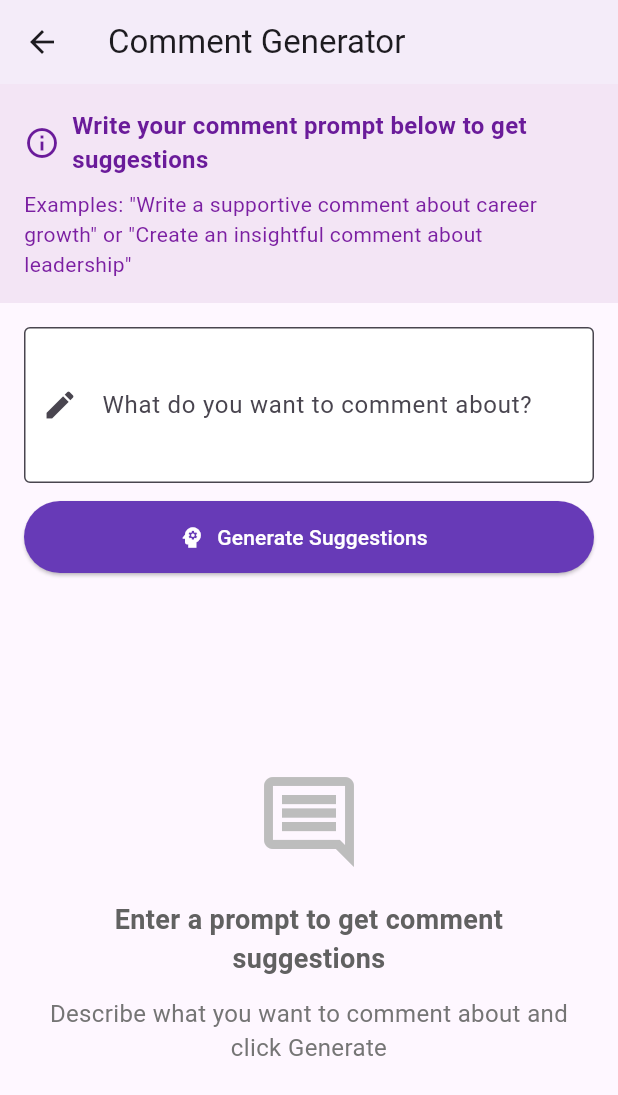
After one commit to kanakapalli/linkedin-content-assistant, a Flutter app: the screen it shows after launch, after a tap on "Comment Generator", on a phone screen of 412 x 824 dp. The commit adds this screen. Shown: the top 1095 px of the screen. Run offline on Flutter 3.47's test engine with Material 3 defaults, Android fonts, the phone set to English and light mode, and no system bars; our stand-ins replace image_picker, share_plus, shared_preferences; missing offline and left inert: dart_openai, receive_sharing_intent.

Commit message:
added comment genration screen + api added to get download url

```diff
--- /dev/null
+++ b/client/lib/screens/CommentGeneratorScreen.dart
@@ -0,0 +1,441 @@
+import 'package:flutter/material.dart';
+import 'package:flutter/services.dart';
+import 'package:receive_sharing_intent_example/services/openAi.dart';
+
+class CommentGeneratorScreen extends StatefulWidget {
+  final String? title;
+  final String? description;
+  final String? imageUrl;
+
+  const CommentGeneratorScreen({
+    Key? key,
+    this.title,
+    this.description,
+    this.imageUrl,
+  }) : super(key: key);
+
+  @override
+  _CommentGeneratorScreenState createState() => _CommentGeneratorScreenState();
+}
+
+class _CommentGeneratorScreenState extends State<CommentGeneratorScreen> {
+  final TextEditingController _promptController = TextEditingController();
+  final ScrollController _scrollController = ScrollController();
+  bool _isLoading = false;
+  List<String> _comments = [];
+  String _error = '';
+  bool _hasContentToProcess = false;
+
+  @override
+  void initState() {
+    super.initState();
+    // Check if we have enough content to generate default comments
+    _hasContentToProcess = widget.title?.isNotEmpty == true ||
+        widget.description?.isNotEmpty == true;
+
+    // Only generate default comments if we have content
+    if (_hasContentToProcess) {
+      _generateDefaultComments();
+    }
+  }
+
+  Future<void> _generateDefaultComments() async {
+    setState(() {
+      _isLoading = true;
+      _error = '';
+    });
+
+    try {
+      final title = widget.title?.isNotEmpty == true
+          ? widget.title!
+          : "No title provided";
+      final description = widget.description?.isNotEmpty == true
+          ? widget.description!
+          : "No description provided";
+
+      final content =
+          "Generate 10 unique, engaging comments for the following LinkedIn post. "
+          "Make each comment different in tone and focus. Keep them professional, relevant, and around "
+          "2-4 sentences each. Separate comments with '|COMMENT|' so I can parse them easily."
+          "\n\nPost Title: $title"
+          "\nPost Description: $description"
+          "${widget.imageUrl != null ? "\nPost has an image: Yes" : "\nPost has an image: No"}";
+
+      final result =
+          await rewriteContentWithAI(title, content, widget.imageUrl ?? "");
+
+      // Parse comments from the response
+      final comments = result
+          .split('|COMMENT|')
+          .where((comment) => comment.trim().isNotEmpty)
+          .toList();
+
+      setState(() {
+        _comments = comments.length > 10 ? comments.sublist(0, 10) : comments;
+        _isLoading = false;
+      });
+    } catch (e) {
+      setState(() {
+        _error = 'Error generating comments: $e';
+        _isLoading = false;
+      });
+    }
+  }
+
+  Future<void> _generateCommentsWithPrompt() async {
+    if (_promptController.text.trim().isEmpty) {
+      ScaffoldMessenger.of(context).showSnackBar(
+        SnackBar(content: Text('Please enter a prompt')),
+      );
+      return;
+    }
+
+    setState(() {
+      _isLoading = true;
+      _error = '';
+    });
+
+    try {
+      final title = widget.title?.isNotEmpty == true
+          ? widget.title!
+          : "No title provided";
+      final description = widget.description?.isNotEmpty == true
+          ? widget.description!
+          : "No description provided";
+
+      String content;
+      if (_hasContentToProcess) {
+        content =
+            "Generate 10 unique, engaging comments for the following LinkedIn post based on "
+            "this specific instruction: ${_promptController.text}\n\n"
+            "Make each comment different in tone and focus, following the given instruction. "
+            "Keep them professional and around 2-4 sentences each. "
+            "Separate comments with '|COMMENT|' so I can parse them easily."
+            "\n\nPost Title: $title"
+            "\nPost Description: $description"
+            "${widget.imageUrl != null ? "\nPost has an image: Yes" : "\nPost has an image: No"}";
+      } else {
+        // If no content provided, just use the prompt directly
+        content =
+            "Generate 10 unique, engaging comments based on this prompt: ${_promptController.text}.\n\n"
+            "Make each comment different in tone and focus. Keep them professional and around "
+            "2-4 sentences each. Separate comments with '|COMMENT|' so I can parse them easily.";
+      }
+
+      final result = await rewriteContentWithAI(
+          _hasContentToProcess ? title : "Comment Suggestions",
+          content,
+          widget.imageUrl ?? "");
+
+      // Parse comments from the response
+      final comments = result
+          .split('|COMMENT|')
+          .where((comment) => comment.trim().isNotEmpty)
+          .toList();
+
+      setState(() {
+        _comments = comments.length > 10 ? comments.sublist(0, 10) : comments;
+        _isLoading = false;
+      });
+    } catch (e) {
+      setState(() {
+        _error = 'Error generating comments: $e';
+        _isLoading = false;
+      });
+    }
+  }
+
+  void _copyComment(String comment) {
+    Clipboard.setData(ClipboardData(text: comment));
+    ScaffoldMessenger.of(context).showSnackBar(
+      SnackBar(content: Text('Comment copied to clipboard')),
+    );
+  }
+
+  @override
+  void dispose() {
+    _promptController.dispose();
+    _scrollController.dispose();
+    super.dispose();
+  }
+
+  @override
+  Widget build(BuildContext context) {
+    return Scaffold(
+      appBar: AppBar(
+        title: Text('Comment Generator'),
+        actions: [
+          if (_hasContentToProcess)
+            IconButton(
+              icon: Icon(Icons.refresh),
+              tooltip: 'Generate New Comments',
+              onPressed: _generateDefaultComments,
+            ),
+        ],
+      ),
+      body: Column(
+        children: [
+          // Post information preview (only if we have content)
+          if (_hasContentToProcess)
+            Container(
+              width: double.infinity,
+              padding: EdgeInsets.all(16),
+              color: Colors.grey.shade100,
+              child: Column(
+                crossAxisAlignment: CrossAxisAlignment.start,
+                children: [
+                  Text(
+                    'Generating comments for:',
+                    style: TextStyle(
+                      color: Colors.grey.shade700,
+                      fontSize: 14,
+                    ),
+                  ),
+                  SizedBox(height: 8),
+                  if (widget.title?.isNotEmpty == true)
+                    Text(
+                      widget.title!,
+                      style: TextStyle(
+                        fontWeight: FontWeight.bold,
+                        fontSize: 18,
+                      ),
+                      maxLines: 2,
+                      overflow: TextOverflow.ellipsis,
+                    ),
+                  if (widget.title?.isNotEmpty == true) SizedBox(height: 4),
+                  if (widget.description?.isNotEmpty == true)
+                    Text(
+                      widget.description!,
+                      style: TextStyle(fontSize: 14),
+                      maxLines: 3,
+                      overflow: TextOverflow.ellipsis,
+                    ),
+                ],
+              ),
+            )
+          else
+            Container(
+              width: double.infinity,
+              padding: EdgeInsets.all(16),
+              color: Colors.purple.shade50,
+              child: Column(
+                crossAxisAlignment: CrossAxisAlignment.start,
+                children: [
+                  Row(
+                    children: [
+                      Icon(Icons.info_outline, color: Colors.purple.shade800),
+                      SizedBox(width: 8),
+                      Expanded(
+                        child: Text(
+                          'Write your comment prompt below to get suggestions',
+                          style: TextStyle(
+                            fontWeight: FontWeight.bold,
+                            fontSize: 16,
+                            color: Colors.purple.shade800,
+                          ),
+                        ),
+                      ),
+                    ],
+                  ),
+                  SizedBox(height: 8),
+                  Text(
+                    'Examples: "Write a supportive comment about career growth" or "Create an insightful comment about leadership"',
+                    style: TextStyle(
+                      fontSize: 14,
+                      color: Colors.purple.shade700,
+                    ),
+                  ),
+                ],
+              ),
+            ),
+
+          // Prompt input
+          Padding(
+            padding: EdgeInsets.all(16),
+            child: Column(
+              children: [
+                TextField(
+                  controller: _promptController,
+                  decoration: InputDecoration(
+                    hintText: _hasContentToProcess
+                        ? 'Enter specific instructions for comment generation...'
+                        : 'Describe what kind of comment you need...',
+                    labelText: _hasContentToProcess
+                        ? 'Custom Prompt (Optional)'
+                        : 'What do you want to comment about?',
+                    border: OutlineInputBorder(),
+                    filled: true,
+                    fillColor: Colors.white,
+                    prefixIcon: Icon(Icons.edit),
+                  ),
+                  maxLines: 3,
+                ),
+                SizedBox(height: 12),
+                ElevatedButton.icon(
+                  onPressed: _isLoading ? null : _generateCommentsWithPrompt,
+                  icon: Icon(Icons.psychology),
+                  label: Text(_hasContentToProcess
+                      ? 'Generate With Prompt'
+                      : 'Generate Suggestions'),
+                  style: ElevatedButton.styleFrom(
+                    backgroundColor: Colors.deepPurple,
+                    foregroundColor: Colors.white,
+                    minimumSize: Size(double.infinity, 48),
+                  ),
+                ),
+              ],
+            ),
+          ),
+
+          // Comments list
+          Expanded(
+            child: _isLoading
+                ? Center(
+                    child: Column(
+                      mainAxisAlignment: MainAxisAlignment.center,
+                      children: [
+                        CircularProgressIndicator(),
+                        SizedBox(height: 16),
+                        Text('Generating engaging comments...'),
+                      ],
+                    ),
+                  )
+                : _error.isNotEmpty
+                    ? Center(
+                        child: Padding(
+                          padding: EdgeInsets.all(16),
+                          child: Column(
+                            mainAxisAlignment: MainAxisAlignment.center,
+                            children: [
+                              Icon(Icons.error_outline,
+                                  size: 48, color: Colors.red),
+                              SizedBox(height: 16),
+                              Text(_error),
+                              SizedBox(height: 24),
+                              ElevatedButton(
+                                onPressed: _hasContentToProcess
+                                    ? _generateDefaultComments
+                                    : _generateCommentsWithPrompt,
+                                child: Text('Try Again'),
+                              ),
+                            ],
+                          ),
+                        ),
+                      )
+                    : _comments.isEmpty
+                        ? Center(
+                            child: Padding(
+                              padding: EdgeInsets.all(24),
+                              child: Column(
+                                mainAxisAlignment: MainAxisAlignment.center,
+                                children: [
+                                  Icon(Icons.comment_outlined,
+                                      size: 72, color: Colors.grey.shade400),
+                                  SizedBox(height: 16),
+                                  Text(
+                                    _hasContentToProcess
+                                        ? 'Ready to generate comments'
+                                        : 'Enter a prompt to get comment suggestions',
+                                    style: TextStyle(
+                                        fontSize: 18,
+                                        fontWeight: FontWeight.bold,
+                                        color: Colors.grey.shade700),
+                                    textAlign: TextAlign.center,
+                                  ),
+                                  SizedBox(height: 12),
+                                  Text(
+                                    _hasContentToProcess
+                                        ? 'Click the refresh button or use a custom prompt'
+                                        : 'Describe what you want to comment about and click Generate',
+                                    style: TextStyle(
+                                        fontSize: 16,
+                                        color: Colors.grey.shade600),
+                                    textAlign: TextAlign.center,
+                                  ),
+                                ],
+                              ),
+                            ),
+                          )
+                        : ListView.builder(
+                            controller: _scrollController,
+                            padding: EdgeInsets.all(16),
+                            itemCount: _comments.length,
+                            itemBuilder: (context, index) {
+                              return _buildCommentCard(
+                                  index + 1, _comments[index]);
+                            },
+                          ),
+          ),
+        ],
+      ),
+    );
+  }
+
+  Widget _buildCommentCard(int index, String comment) {
+    return Card(
+      margin: EdgeInsets.only(bottom: 16),
+      elevation: 2,
+      shape: RoundedRectangleBorder(
+        borderRadius: BorderRadius.circular(12),
+      ),
+      child: Padding(
+        padding: EdgeInsets.all(16),
+        child: Column(
+          crossAxisAlignment: CrossAxisAlignment.start,
+          children: [
+            Row(
+              crossAxisAlignment: CrossAxisAlignment.start,
+              children: [
+                // Comment number badge
+                Container(
+                  width: 32,
+                  height: 32,
+                  decoration: BoxDecoration(
+                    color: Colors.deepPurple.shade100,
+                    borderRadius: BorderRadius.circular(16),
+                  ),
+                  child: Center(
+                    child: Text(
+                      '$index',
+                      style: TextStyle(
+                        fontWeight: FontWeight.bold,
+                        color: Colors.deepPurple.shade800,
+                      ),
+                    ),
+                  ),
+                ),
+                SizedBox(width: 12),
+
+                // Comment text
+                Expanded(
+                  child: Column(
+                    crossAxisAlignment: CrossAxisAlignment.start,
+                    children: [
+                      Text(
+                        comment,
+                        style: TextStyle(fontSize: 16),
+                      ),
+                    ],
+                  ),
+                ),
+              ],
+            ),
+
+            // Copy button
+            Align(
+              alignment: Alignment.centerRight,
+              child: TextButton.icon(
+                onPressed: () => _copyComment(comment),
+                icon: Icon(Icons.copy, size: 16),
+                label: Text('Copy'),
+                style: TextButton.styleFrom(
+                  foregroundColor: Colors.deepPurple,
+                ),
+              ),
+            ),
+          ],
+        ),
+      ),
+    );
+  }
+}
--- a/client/lib/screens/mediaSharingscreen.dart
+++ b/client/lib/screens/mediaSharingscreen.dart
@@ -3,12 +3,14 @@ import 'package:flutter/material.dart';
 import 'dart:async';
 import 'package:receive_sharing_intent/receive_sharing_intent.dart';
 import 'package:receive_sharing_intent_example/models/SharedItem.dart';
+import 'package:receive_sharing_intent_example/screens/CommentGeneratorScreen.dart';
 import 'package:receive_sharing_intent_example/screens/HistoryScreen.dart';
 import 'package:receive_sharing_intent_example/screens/linkedinShareScreen.dart';
 import 'package:receive_sharing_intent_example/services/MetadataExtractor.dart';
 import 'package:receive_sharing_intent_example/services/openAi.dart';
 import 'package:receive_sharing_intent_example/services/share_helper.dart';
 import 'package:receive_sharing_intent_example/services/storage/SharedItemStorage.dart';
+import 'package:receive_sharing_intent_example/utils/extentions.dart';
 import 'package:receive_sharing_intent_example/widgets/UrlPreviewCard.dart';
 
 class MediaSharingScreen extends StatefulWidget {
@@ -223,6 +225,20 @@ class _MediaSharingScreenState extends State<MediaSharingScreen> {
             },
             icon: Icon(Icons.history),
             label: Text("Create New Post"),
+            style: ElevatedButton.styleFrom(
+              padding: EdgeInsets.symmetric(horizontal: 24, vertical: 12),
+            ),
+          ),
+          ElevatedButton.icon(
+            onPressed: () {
+              Navigator.push(
+                context,
+                MaterialPageRoute(
+                    builder: (context) => CommentGeneratorScreen()),
+              );
+            },
+            icon: Icon(Icons.history),
+            label: Text("Comment Generator"),
             style: ElevatedButton.styleFrom(
               padding: EdgeInsets.symmetric(horizontal: 24, vertical: 12),
             ),
@@ -453,6 +469,52 @@ class _MediaSharingScreenState extends State<MediaSharingScreen> {
                 ),
               ],
             ),
+          ),
+          Row(
+            children: [
+              // Generate Comment button
+              Expanded(
+                child: ElevatedButton.icon(
+                  onPressed: () {
+                    Navigator.push(
+                      context,
+                      MaterialPageRoute(
+                        builder: (context) => CommentGeneratorScreen(),
+                      ),
+                    );
+                  },
+                  icon: Icon(Icons.chat_bubble_outline),
+                  label: Text("Generate Comment"),
+                  style: ElevatedButton.styleFrom(
+                    backgroundColor: Colors.purple,
+                    foregroundColor: Colors.white,
+                    padding: EdgeInsets.symmetric(vertical: 12),
+                    shape: RoundedRectangleBorder(
+                      borderRadius: BorderRadius.circular(8),
+                    ),
+                  ),
+                ),
+              ),
+
+              SizedBox(width: 12),
+
+              // Download Video button
+              Expanded(
+                child: ElevatedButton.icon(
+                  onPressed: () {},
+                  icon: Icon(Icons.download),
+                  label: Text("Download Video"),
+                  style: ElevatedButton.styleFrom(
+                    backgroundColor: Colors.orange,
+                    foregroundColor: Colors.white,
+                    padding: EdgeInsets.symmetric(vertical: 12),
+                    shape: RoundedRectangleBorder(
+                      borderRadius: BorderRadius.circular(8),
+                    ),
+                  ),
+                ),
+              ),
+            ],
           ),
         ],
       ),
```
Also changed, not shown: client/lib/services/api_service.dart (+43 -1 lines), client/lib/utils/extentions.dart (added, +99 -0 lines).
